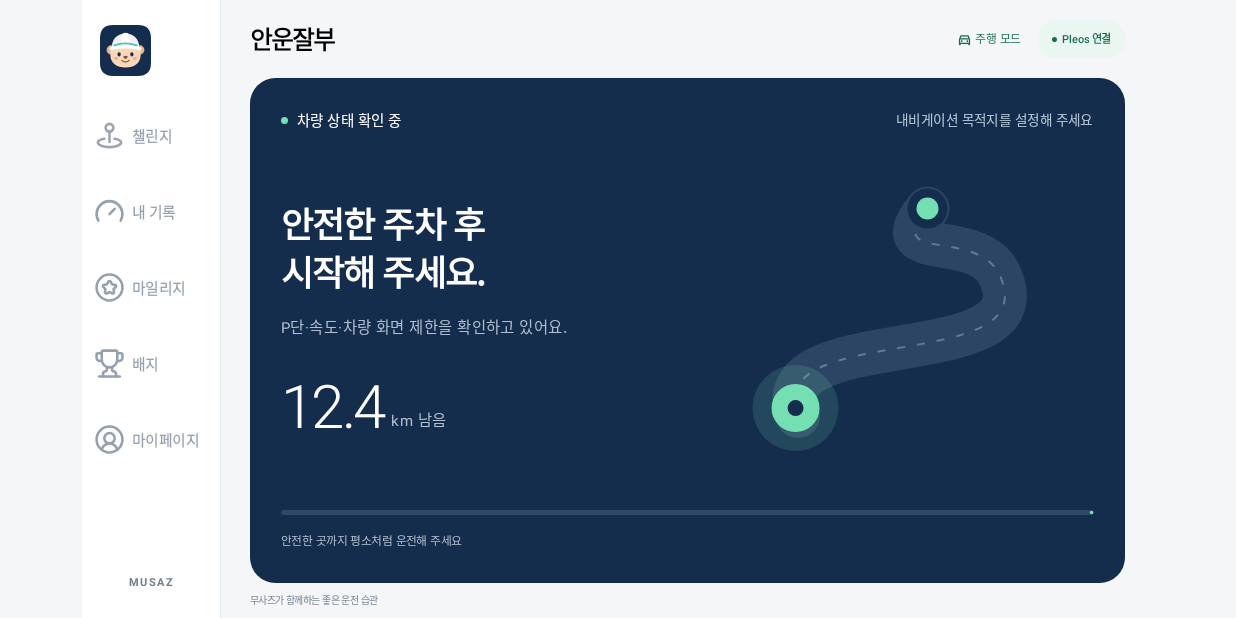
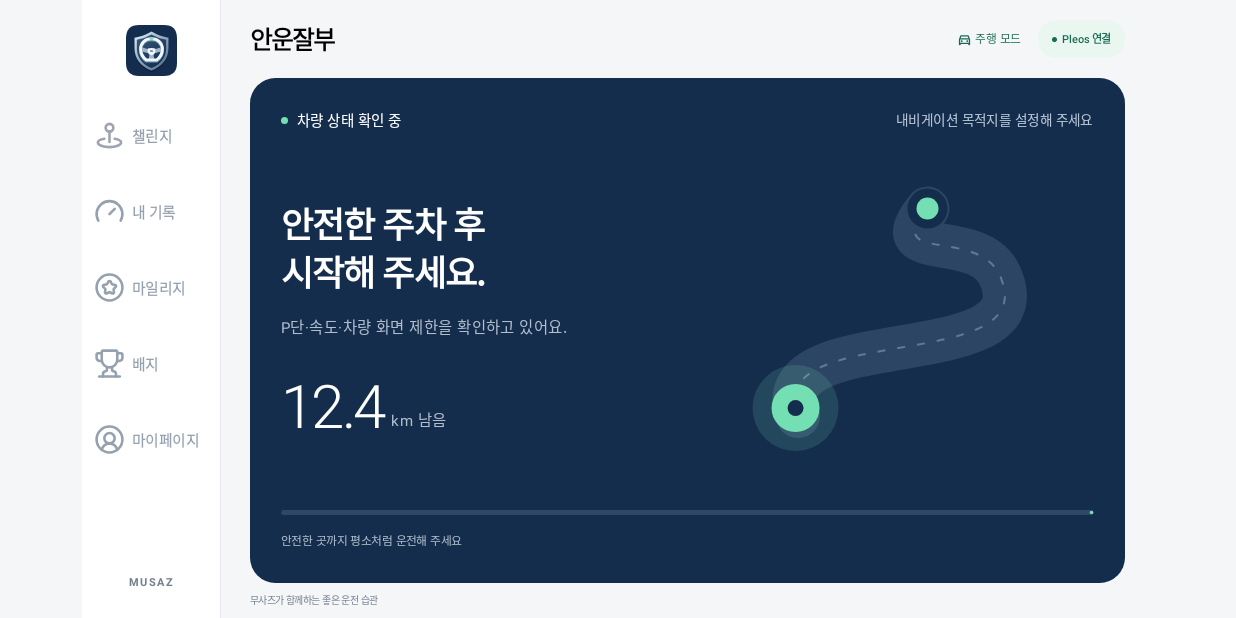
Before and after one commit to DKU-MUSAZ/h1-score, an Android app built with Jetpack Compose: the screen it shows after launch (MainActivity), on a phone screen of 824 x 412 dp (held sideways). Run offline under Robolectric (Android 15) with nearby library versions, the phone set to English and light mode, and no system bars; libraries missing offline, so code that uses them is left out: ai.pleos.playground, com.kakao.vectormap; 6 statements that could not run were skipped.

Commit message:
style: center the safety steering-wheel logo

```diff
--- a/android/app/src/main/java/ai/musaz/h1score/H1App.kt
+++ b/android/app/src/main/java/ai/musaz/h1score/H1App.kt
@@ -125,7 +125,7 @@ private val Gold=H1Style.Gold
             Image(
                 painter = painterResource(R.drawable.app_icon),
                 contentDescription = null,
-                modifier = Modifier.align(Alignment.Start).padding(start = 14.dp).size(56.dp)
+                modifier = Modifier.size(56.dp)
             )
             Spacer(Modifier.height(30.dp))
             Column(Modifier.fillMaxWidth().selectableGroup(), verticalArrangement = Arrangement.spacedBy(12.dp)) {
--- a/android/app/src/main/res/drawable-nodpi/app_icon.xml
+++ b/android/app/src/main/res/drawable-nodpi/app_icon.xml
@@ -1,23 +1,33 @@
-<vector xmlns:android="http://schemas.android.com/apk/res/android" android:width="108dp" android:height="108dp" android:viewportWidth="108" android:viewportHeight="108">
+<vector xmlns:android="http://schemas.android.com/apk/res/android"
+    xmlns:aapt="http://schemas.android.com/aapt"
+    android:width="108dp" android:height="108dp" android:viewportWidth="108" android:viewportHeight="108">
     <path android:fillColor="#142C4E" android:pathData="M28,0H80Q108,0 108,28V80Q108,108 80,108H28Q0,108 0,80V28Q0,0 28,0Z" />
-    <path android:fillColor="#E8B588"
-        android:pathData="M34,53A10,10 0,1 1,14 53A10,10 0,1 1,34 53Z M94,53A10,10 0,1 1,74 53A10,10 0,1 1,94 53Z" />
-    <path android:fillColor="#F9D7B7"
-        android:pathData="M22,56C22,42 36,35 54,35C72,35 86,42 86,56V64C86,80 73,90 54,90C35,90 22,80 22,64Z" />
-    <path android:fillColor="#F2AA97"
-        android:pathData="M38,71A4,3 0,1 1,30 71A4,3 0,1 1,38 71Z M78,71A4,3 0,1 1,70 71A4,3 0,1 1,78 71Z" />
-    <path android:fillColor="#142C4E"
-        android:pathData="M44,62A3.5,4.5 0,1 1,37 62A3.5,4.5 0,1 1,44 62Z M71,62A3.5,4.5 0,1 1,64 62A3.5,4.5 0,1 1,71 62Z" />
-    <path android:fillColor="#84533D"
-        android:pathData="M54,65C58,65 60,67 58,69L56,71Q54,73 52,71L50,69C48,67 50,65 54,65Z" />
-    <path android:strokeColor="#84533D" android:strokeWidth="2.5" android:strokeLineCap="round"
-        android:pathData="M46,75Q54,82 62,75" />
-    <path android:fillColor="#F1F2F7"
-        android:pathData="M25,47C25,30 37,18 54,18C71,18 83,30 83,47Z" />
-    <path android:fillColor="#FFFFFF"
-        android:pathData="M48,18Q54,15 60,18L64,43H44Z" />
-    <path android:strokeColor="#55C6A0" android:strokeWidth="4" android:strokeLineCap="round"
-        android:pathData="M30,43Q54,35 78,43" />
-    <path android:fillColor="#FFFFFF"
-        android:pathData="M22,47Q54,40 86,47Q90,48 88,52Q87,54 83,53Q54,47 25,53Q21,54 20,51Q19,48 22,47Z" />
+    <path android:fillColor="#0B1B30"
+        android:pathData="M54,17Q71,27 90,30V52C90,74 77,90 54,100C31,90 18,74 18,52V30Q37,27 54,17Z" />
+    <path android:pathData="M54,14Q71,24 90,27V49C90,71 77,87 54,97C31,87 18,71 18,49V27Q37,24 54,14Z">
+        <aapt:attr name="android:fillColor">
+            <gradient android:startX="24" android:startY="23" android:endX="83" android:endY="89"
+                android:startColor="#D4E5F4" android:centerColor="#8AA6BE" android:endColor="#52708D" />
+        </aapt:attr>
+    </path>
+    <path android:pathData="M54,20Q69,29 85,31V49C85,68 74,83 54,91C34,83 23,68 23,49V31Q39,29 54,20Z">
+        <aapt:attr name="android:fillColor">
+            <gradient android:startX="28" android:startY="24" android:endX="77" android:endY="87"
+                android:startColor="#375877" android:endColor="#142C4E" />
+        </aapt:attr>
+    </path>
+    <path android:fillColor="#9DB6CC"
+        android:pathData="M33,47L49,52L48,60L33,56Z M75,47L59,52L60,60L75,56Z M50,59H58L60,74H48Z" />
+    <group android:translateY="2.5">
+        <path android:strokeColor="#597895" android:strokeWidth="7" android:strokeLineJoin="round"
+            android:pathData="M77,51C77,38 67,29 54,29C41,29 31,38 31,51C31,61 36,69 43,74H65C72,69 77,61 77,51Z" />
+    </group>
+    <path android:strokeColor="#F1F7FF" android:strokeWidth="6.5" android:strokeLineJoin="round"
+        android:pathData="M77,51C77,38 67,29 54,29C41,29 31,38 31,51C31,61 36,69 43,74H65C72,69 77,61 77,51Z" />
+    <path android:fillColor="#F1F7FF"
+        android:pathData="M46,50Q54,47 62,50V56Q62,62 54,64Q46,62 46,56Z" />
+    <path android:strokeColor="#142C4E" android:strokeWidth="2.5" android:strokeLineCap="round"
+        android:pathData="M52,55H56" />
+    <path android:strokeColor="#71DCB2" android:strokeWidth="4.5" android:strokeLineCap="round"
+        android:pathData="M52,29H56" />
 </vector>
```
